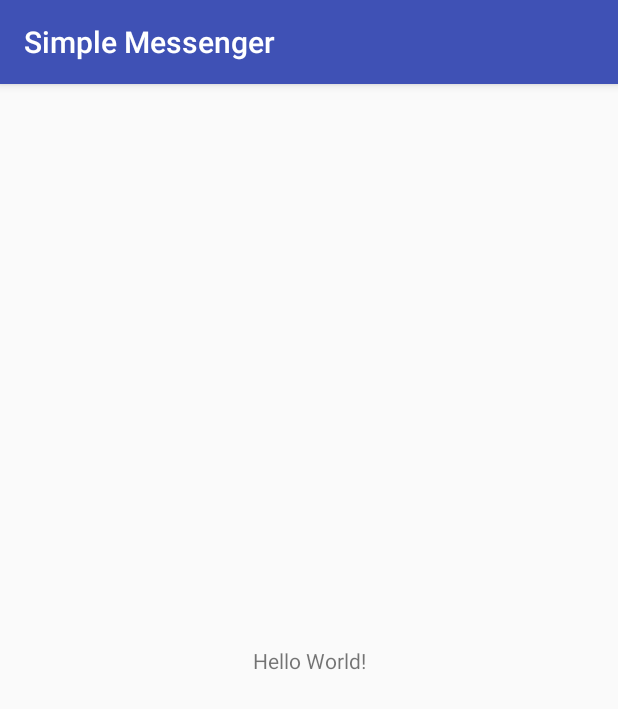
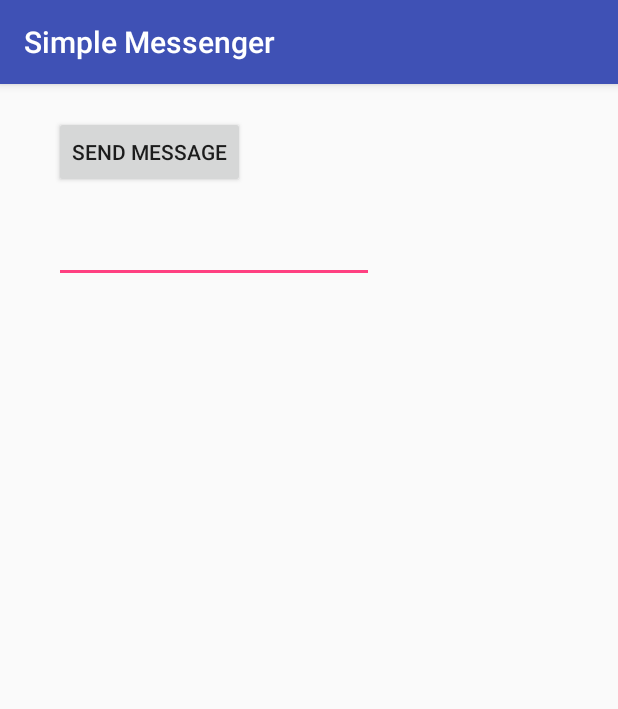
Before and after one commit to budmc29/sandbox, an Android app: the screen it shows after launch (CreateMessageActivity), on a phone screen of 412 x 824 dp. Shown: the top 709 px of the screen. Run offline under Robolectric (Android 15) with nearby library versions, the phone set to English and light mode, and no system bars.

Commit message:
Initial activity

```diff
--- a/Android/SimpleMessenger/app/src/main/java/budmc29/simplemessenger/CreateMessageActivity.java
+++ b/Android/SimpleMessenger/app/src/main/java/budmc29/simplemessenger/CreateMessageActivity.java
@@ -2,6 +2,7 @@ package budmc29.simplemessenger;
 
 import android.support.v7.app.AppCompatActivity;
 import android.os.Bundle;
+import android.view.View;
 
 public class CreateMessageActivity extends AppCompatActivity {
 
@@ -10,4 +11,8 @@ public class CreateMessageActivity extends AppCompatActivity {
         super.onCreate(savedInstanceState);
         setContentView(R.layout.activity_create_message);
     }
+
+    public void onSendMessage(View view) {
+
+    }
 }
--- a/Android/SimpleMessenger/app/src/main/res/layout/activity_create_message.xml
+++ b/Android/SimpleMessenger/app/src/main/res/layout/activity_create_message.xml
@@ -1,18 +1,28 @@
 <?xml version="1.0" encoding="utf-8"?>
-<android.support.constraint.ConstraintLayout xmlns:android="http://schemas.android.com/apk/res/android"
+<android.widget.RelativeLayout xmlns:android="http://schemas.android.com/apk/res/android"
     xmlns:app="http://schemas.android.com/apk/res-auto"
     xmlns:tools="http://schemas.android.com/tools"
     android:layout_width="match_parent"
     android:layout_height="match_parent"
     tools:context="budmc29.simplemessenger.CreateMessageActivity">
 
-    <TextView
+    <Button
+        android:id="@+id/send"
         android:layout_width="wrap_content"
         android:layout_height="wrap_content"
-        android:text="Hello World!"
-        app:layout_constraintBottom_toBottomOf="parent"
-        app:layout_constraintLeft_toLeftOf="parent"
-        app:layout_constraintRight_toRightOf="parent"
-        app:layout_constraintTop_toTopOf="parent" />
+        android:layout_alignParentLeft="true"
+        android:layout_alignParentTop="true"
+        android:layout_marginLeft="36dp"
+        android:layout_marginTop="21dp"
+        android:onClick="onSendMessage"
+        android:text="@string/send" />
 
-</android.support.constraint.ConstraintLayout>
+    <EditText
+        android:id="@+id/message"
+        android:layout_width="wrap_content"
+        android:layout_height="wrap_content"
+        android:layout_alignLeft="@+id/send"
+        android:layout_below="@+id/send"
+        android:layout_marginTop="18dp"
+        android:ems="10" />
+</android.widget.RelativeLayout>
--- a/Android/SimpleMessenger/app/src/main/res/values/strings.xml
+++ b/Android/SimpleMessenger/app/src/main/res/values/strings.xml
@@ -1,3 +1,4 @@
 <resources>
     <string name="app_name">Simple Messenger</string>
+    <string name="send">Send Message</string>
 </resources>
```
